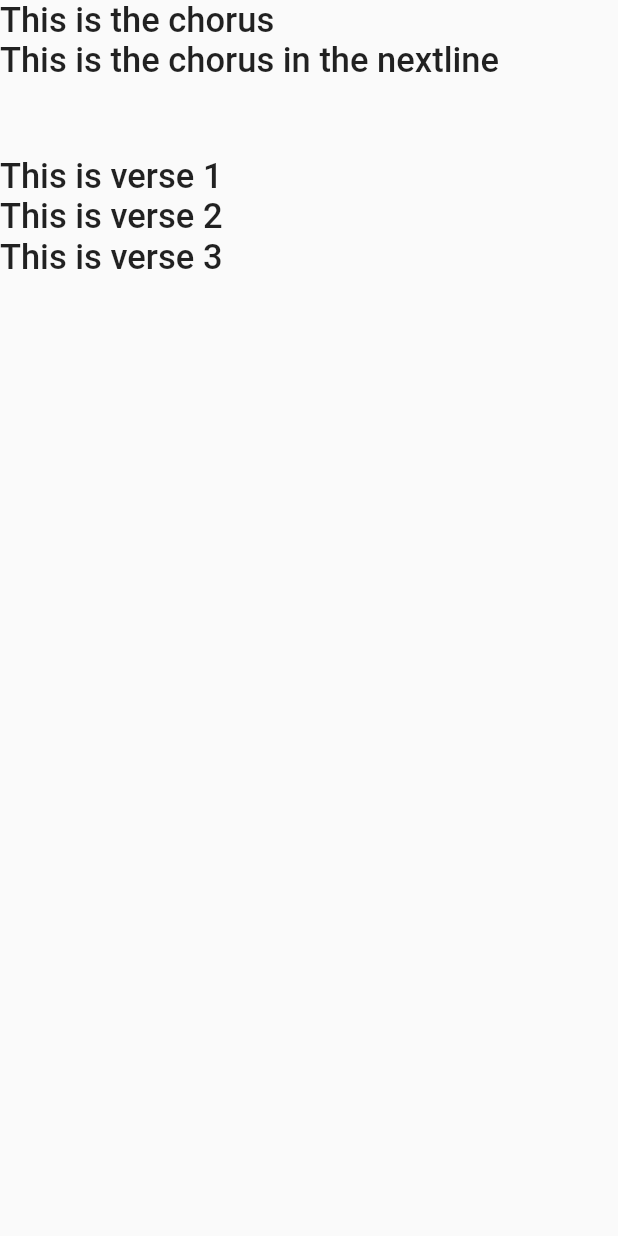
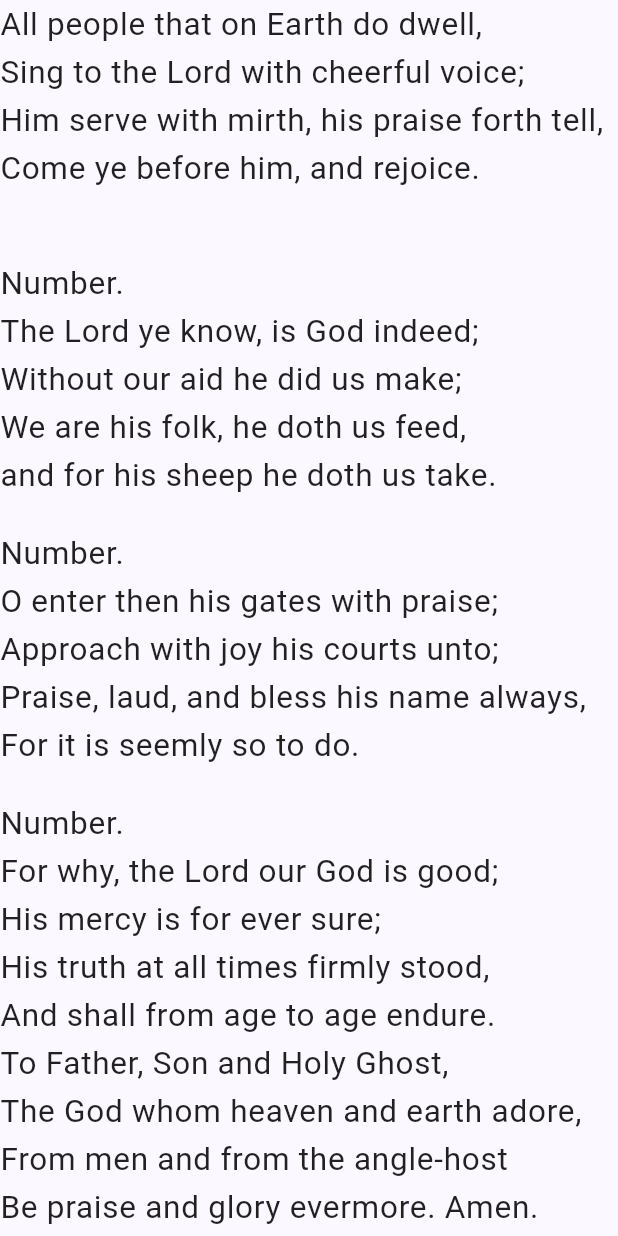
Before and after one commit to NkwiCyril/cameroon_hymnal, a Flutter app: the HymnContent widget shown alone on an empty page, opened directly with empty values, on a phone screen of 412 x 824 dp. Run offline on Flutter 3.47's test engine with Material 2 defaults, Android fonts, the phone set to English and light mode, and no system bars; our stand-ins replace google_fonts.

Commit message:
content of hymnal screen complete

```diff
--- a/cameroon_hymnal/lib/data/hymn_data.dart
+++ b/cameroon_hymnal/lib/data/hymn_data.dart
@@ -2,31 +2,22 @@ import 'package:cameroon_hymnal/model/hymn_model.dart';
 
 const hymnData = [
   Hymn(
-    id: 1,
-    title: 'All People that on Earth',
-    chorus: 'This is the chorus\nThis is the chorus in the nextline',
-    antiphon: [
-      'Antiphon 1',
-      'Antiphon 2',
-      'Antiphon 3',
-    ],
+    title: 'All People that on Earth Do Dwell',
+    chorus: 'All people that on Earth do dwell,\nSing to the Lord with cheerful voice;\nHim serve with mirth, his praise forth tell,\nCome ye before him, and rejoice.',
+    antiphon: [],
     verses: [
-      'This is verse 1',
-      'This is verse 2',
-      'This is verse 3',
+      'The Lord ye know, is God indeed;\nWithout our aid he did us make;\nWe are his folk, he doth us feed,\nand for his sheep he doth us take.',
+      'O enter then his gates with praise;\nApproach with joy his courts unto;\nPraise, laud, and bless his name always,\nFor it is seemly so to do.',
+      'For why, the Lord our God is good;\nHis mercy is for ever sure;\nHis truth at all times firmly stood,\nAnd shall from age to age endure.\n'
+      'To Father, Son and Holy Ghost,\nThe God whom heaven and earth adore,\nFrom men and from the angle-host\nBe praise and glory evermore. Amen.',
     ],
   ),
 
 
   Hymn(
-    id: 1,
     title: 'Be Glad',
     chorus: 'This is the chorus',
-    antiphon: [
-      'Antiphon 1',
-      'Antiphon 2',
-      'Antiphon 3',
-    ],
+    antiphon: [],
     verses: [
       'This is verse 1',
       'This is verse 2',
@@ -37,7 +28,6 @@ const hymnData = [
 
 
    Hymn(
-    id: 1,
     title: 'I like What I am Doing',
     chorus: 'This is the chorus',
     antiphon: [
@@ -51,7 +41,6 @@ const hymnData = [
       'This is verse 3',
     ],
   ),  Hymn(
-    id: 1,
     title: 'Best Version of You',
     chorus: 'This is the chorus',
     antiphon: [
@@ -65,7 +54,6 @@ const hymnData = [
       'This is verse 3',
     ],
   ), Hymn(
-    id: 1,
     title: 'Best Version of You',
     chorus: 'This is the chorus',
     antiphon: [
@@ -79,260 +67,6 @@ const hymnData = [
       'This is verse 3',
     ],
   ), Hymn(
-    id: 1,
-    title: 'Best Version of You',
-    chorus: 'This is the chorus',
-    antiphon: [
-      'Antiphon 1',
-      'Antiphon 2',
-      'Antiphon 3',
-    ],
-    verses: [
-      'This is verse 1',
-      'This is verse 2',
-      'This is verse 3',
-    ],
-  ), Hymn(
-    id: 1,
-    title: 'Best Version of You',
-    chorus: 'This is the chorus',
-    antiphon: [
-      'Antiphon 1',
-      'Antiphon 2',
-      'Antiphon 3',
-    ],
-    verses: [
-      'This is verse 1',
-      'This is verse 2',
-      'This is verse 3',
-    ],
-  ), Hymn(
-    id: 1,
-    title: 'Best Version of You',
-    chorus: 'This is the chorus',
-    antiphon: [
-      'Antiphon 1',
-      'Antiphon 2',
-      'Antiphon 3',
-    ],
-    verses: [
-      'This is verse 1',
-      'This is verse 2',
-      'This is verse 3',
-    ],
-  ), Hymn(
-    id: 1,
-    title: 'Best Version of You',
-    chorus: 'This is the chorus',
-    antiphon: [
-      'Antiphon 1',
-      'Antiphon 2',
-      'Antiphon 3',
-    ],
-    verses: [
-      'This is verse 1',
-      'This is verse 2',
-      'This is verse 3',
-    ],
-  ), Hymn(
-    id: 1,
-    title: 'Best Version of You',
-    chorus: 'This is the chorus',
-    antiphon: [
-      'Antiphon 1',
-      'Antiphon 2',
-      'Antiphon 3',
-    ],
-    verses: [
-      'This is verse 1',
-      'This is verse 2',
-      'This is verse 3',
-    ],
-  ), Hymn(
-    id: 1,
-    title: 'Best Version of You',
-    chorus: 'This is the chorus',
-    antiphon: [
-      'Antiphon 1',
-      'Antiphon 2',
-      'Antiphon 3',
-    ],
-    verses: [
-      'This is verse 1',
-      'This is verse 2',
-      'This is verse 3',
-    ],
-  ), Hymn(
-    id: 1,
-    title: 'Best Version of You',
-    chorus: 'This is the chorus',
-    antiphon: [
-      'Antiphon 1',
-      'Antiphon 2',
-      'Antiphon 3',
-    ],
-    verses: [
-      'This is verse 1',
-      'This is verse 2',
-      'This is verse 3',
-    ],
-  ), Hymn(
-    id: 1,
-    title: 'Best Version of You',
-    chorus: 'This is the chorus',
-    antiphon: [
-      'Antiphon 1',
-      'Antiphon 2',
-      'Antiphon 3',
-    ],
-    verses: [
-      'This is verse 1',
-      'This is verse 2',
-      'This is verse 3',
-    ],
-  ), Hymn(
-    id: 1,
-    title: 'Best Version of You',
-    chorus: 'This is the chorus',
-    antiphon: [
-      'Antiphon 1',
-      'Antiphon 2',
-      'Antiphon 3',
-    ],
-    verses: [
-      'This is verse 1',
-      'This is verse 2',
-      'This is verse 3',
-    ],
-  ), Hymn(
-    id: 1,
-    title: 'Best Version of You',
-    chorus: 'This is the chorus',
-    antiphon: [
-      'Antiphon 1',
-      'Antiphon 2',
-      'Antiphon 3',
-    ],
-    verses: [
-      'This is verse 1',
-      'This is verse 2',
-      'This is verse 3',
-    ],
-  ), Hymn(
-    id: 1,
-    title: 'Best Version of You',
-    chorus: 'This is the chorus',
-    antiphon: [
-      'Antiphon 1',
-      'Antiphon 2',
-      'Antiphon 3',
-    ],
-    verses: [
-      'This is verse 1',
-      'This is verse 2',
-      'This is verse 3',
-    ],
-  ),
-  Hymn(
-    id: 1,
-    title: 'Best Version of You',
-    chorus: 'This is the chorus',
-    antiphon: [
-      'Antiphon 1',
-      'Antiphon 2',
-      'Antiphon 3',
-    ],
-    verses: [
-      'This is verse 1',
-      'This is verse 2',
-      'This is verse 3',
-    ],
-  ), Hymn(
-    id: 1,
-    title: 'Best Version of You',
-    chorus: 'This is the chorus',
-    antiphon: [
-      'Antiphon 1',
-      'Antiphon 2',
-      'Antiphon 3',
-    ],
-    verses: [
-      'This is verse 1',
-      'This is verse 2',
-      'This is verse 3',
-    ],
-  ), Hymn(
-    id: 1,
-    title: 'Best Version of You',
-    chorus: 'This is the chorus\nThis is the chorus in the next line',
-    antiphon: [
-      'Antiphon 1',
-      'Antiphon 2',
-      'Antiphon 3',
-    ],
-    verses: [
-      'This is verse 1',
-      'This is verse 2',
-      'This is verse 3',
-    ],
-  ), Hymn(
-    id: 1,
-    title: 'Best Version of You',
-    chorus: 'This is the chorus',
-    antiphon: [
-      'Antiphon 1',
-      'Antiphon 2',
-      'Antiphon 3',
-    ],
-    verses: [
-      'This is verse 1',
-      'This is verse 2',
-      'This is verse 3',
-    ],
-  ), Hymn(
-    id: 1,
-    title: 'Best Version of You',
-    chorus: 'This is the chorus',
-    antiphon: [
-      'Antiphon 1',
-      'Antiphon 2',
-      'Antiphon 3',
-    ],
-    verses: [
-      'This is verse 1',
-      'This is verse 2',
-      'This is verse 3',
-    ],
-  ), Hymn(
-    id: 1,
-    title: 'Best Version of You',
-    chorus: 'This is the chorus',
-    antiphon: [
-      'Antiphon 1',
-      'Antiphon 2',
-      'Antiphon 3',
-    ],
-    verses: [
-      'This is verse 1',
-      'This is verse 2',
-      'This is verse 3',
-    ],
-  ), Hymn(
-    id: 1,
-    title: 'Best Version of You',
-    chorus: 'This is the chorus',
-    antiphon: [
-      'Antiphon 1',
-      'Antiphon 2',
-      'Antiphon 3',
-    ],
-    verses: [
-      'This is verse 1',
-      'This is verse 2',
-      'This is verse 3',
-    ],
-  ), Hymn(
-    id: 1,
     title: 'Best Version of You',
     chorus: 'This is the chorus',
     antiphon: [
--- a/cameroon_hymnal/lib/main.dart
+++ b/cameroon_hymnal/lib/main.dart
@@ -3,10 +3,26 @@ import 'package:flutter/material.dart';
 import 'package:google_fonts/google_fonts.dart';
 
 final appTheme = ThemeData(
+  useMaterial3: true,
   colorScheme: ColorScheme.fromSeed(
-    seedColor: const Color.fromARGB(255, 48, 13, 174),
+      seedColor: const Color.fromARGB(255, 48, 13, 174),
+      brightness: Brightness.light),
+  textTheme: GoogleFonts.aBeeZeeTextTheme(),
+);
+
+final darkTheme = ThemeData.dark().copyWith(
+  useMaterial3: true,
+  colorScheme: ColorScheme.fromSeed(
+    seedColor: const Color.fromARGB(255, 5, 99, 125),
+    brightness: Brightness.dark,
   ),
-  textTheme: GoogleFonts.aBeeZeeTextTheme(),
+  textTheme: GoogleFonts.aBeeZeeTextTheme().copyWith(
+    bodyLarge: GoogleFonts.aBeeZee(
+      color: Colors.white,
+      fontWeight: FontWeight.normal,
+    )
+  ),
+
 );
 
 void main() {
@@ -23,6 +39,8 @@ class MyApp extends StatelessWidget {
     return MaterialApp(
       debugShowCheckedModeBanner: false,
       theme: appTheme,
+      darkTheme: darkTheme,
+      themeMode: ThemeMode.system,
       home: const HymnalScreen(),
     );
   }
--- a/cameroon_hymnal/lib/model/hymn_model.dart
+++ b/cameroon_hymnal/lib/model/hymn_model.dart
@@ -1,15 +1,13 @@
 class Hymn {
-  final int id;
   final String title;
   final String chorus;
   final List<String> verses;
   final List<String>? antiphon;
 
   const Hymn({
-    required this.id,
     required this.title,
     required this.chorus,
     required this.verses,
-    this.antiphon
+    required this.antiphon
   });
 }
--- a/cameroon_hymnal/lib/screens/hymn_content_screen.dart
+++ b/cameroon_hymnal/lib/screens/hymn_content_screen.dart
@@ -18,15 +18,15 @@ class HymnalContentScreen extends StatelessWidget {
           hymnData[index].title,
           style: Theme.of(context).textTheme.titleLarge!.copyWith(
                 fontSize: 22,
-                color: Theme.of(context).colorScheme.onPrimary,
+                color: Theme.of(context).colorScheme.secondary,
               ),
         ),
       ),
       body: SingleChildScrollView(
         child: Padding(
           padding: const EdgeInsets.symmetric(
-            vertical: 40.0,
-            horizontal: 30.0,
+            vertical: 40,
+            horizontal: 10,
           ),
           child: HymnContent(
             index: index,
--- a/cameroon_hymnal/lib/screens/hymnal_screen.dart
+++ b/cameroon_hymnal/lib/screens/hymnal_screen.dart
@@ -2,7 +2,10 @@ import 'package:cameroon_hymnal/widgets/hymn_list_view.dart';
 import 'package:flutter/material.dart';
 
 class HymnalScreen extends StatefulWidget {
-  const HymnalScreen({super.key});
+  const HymnalScreen({super.key, });
+
+  // final Theme colorScheme;
+
 
   @override
   State<HymnalScreen> createState() => _HymnalScreenState();
@@ -29,7 +32,7 @@ class _HymnalScreenState extends State<HymnalScreen> {
         title: Text(
           'Cameroon Hymnal',
           style: Theme.of(context).textTheme.bodyLarge!.copyWith(
-                color: Theme.of(context).colorScheme.onPrimary,
+                color: Theme.of(context).colorScheme.secondary,
                 fontSize: 25,
               ),
         ),
@@ -38,7 +41,7 @@ class _HymnalScreenState extends State<HymnalScreen> {
             onPressed: changeIcon,
             icon: Icon(
               icon,
-              color: Theme.of(context).colorScheme.onPrimary,
+              color: Theme.of(context).colorScheme.secondary,
               size: 27,
             ),
             color: Theme.of(context).colorScheme.onBackground,
--- a/cameroon_hymnal/lib/widgets/hymn_content.dart
+++ b/cameroon_hymnal/lib/widgets/hymn_content.dart
@@ -11,46 +11,44 @@ class HymnContent extends StatelessWidget {
 
   @override
   Widget build(BuildContext context) {
+    final textStyle = Theme.of(context).textTheme.bodyLarge!.copyWith(
+          fontSize: 21,
+        );
+
     return Column(
       crossAxisAlignment: CrossAxisAlignment.start,
       children: [
         Text(
           hymnData[index].chorus,
-          style: Theme.of(
-            context,
-          ).textTheme.bodyLarge!.copyWith(
-                fontWeight: FontWeight.w500,
-                fontSize: 23,
+          style: Theme.of(context).textTheme.bodyLarge!.copyWith(
+                fontSize: 21,
               ),
         ),
+        ...hymnData[index].antiphon!.map(
+          (antiphon) {
+            return Padding(
+              padding: const EdgeInsets.symmetric(
+                vertical: 8.0,
+              ),
+              child: Text(
+                antiphon,
+                style: textStyle,
+              ),
+            );
+          },
+        ),
         const SizedBox(
-          height: 50,
+          height: 35,
         ),
-
-        // IN ORDER TO DISPLAY THE List OF VERSES, I COULD USE TO CONCEPT OF THE for-in loop
-        // or THE map() function
-
-        // ...hymnData[index].verses.map((verse) {
-        //   return Text(
-        //   verse,
-        //     style: Theme.of(
-        //       context,
-        //     ).textTheme.bodyLarge!.copyWith(
-        //           fontWeight: FontWeight.w500,
-        //           fontSize: 23,
-        //         ),
-        //   );
-        // }),
-
         for (final verse in hymnData[index].verses)
-          Text(
-            verse,
-            style: Theme.of(
-              context,
-            ).textTheme.bodyLarge!.copyWith(
-                  fontWeight: FontWeight.w500,
-                  fontSize: 23,
-                ),
+          Padding(
+            padding: const EdgeInsets.symmetric(
+              vertical: 10.0,
+            ),
+            child: Text(
+              'Number.\n$verse',
+              style: textStyle,
+            ),
           )
       ],
     );
--- a/cameroon_hymnal/lib/widgets/hymn_tile.dart
+++ b/cameroon_hymnal/lib/widgets/hymn_tile.dart
@@ -25,7 +25,7 @@ class HymnTile extends StatelessWidget {
       );
     }
 
-    double space = 18;
+    double space = 10;
 
     if (index >= 9) {
       space = 10;
@@ -33,14 +33,20 @@ class HymnTile extends StatelessWidget {
 
     return ListTile(
       onTap: navigateToContent,
+
       title: Row(
         children: [
           Text(
             '${index + 1}.',
           ),
-          SizedBox(width: space),
+          SizedBox(
+            width: space,
+          ),
           Text(
             hymnData[index].title,
+            style: const TextStyle(
+              fontSize: 18
+            ),
           ),
         ],
       ),
```
